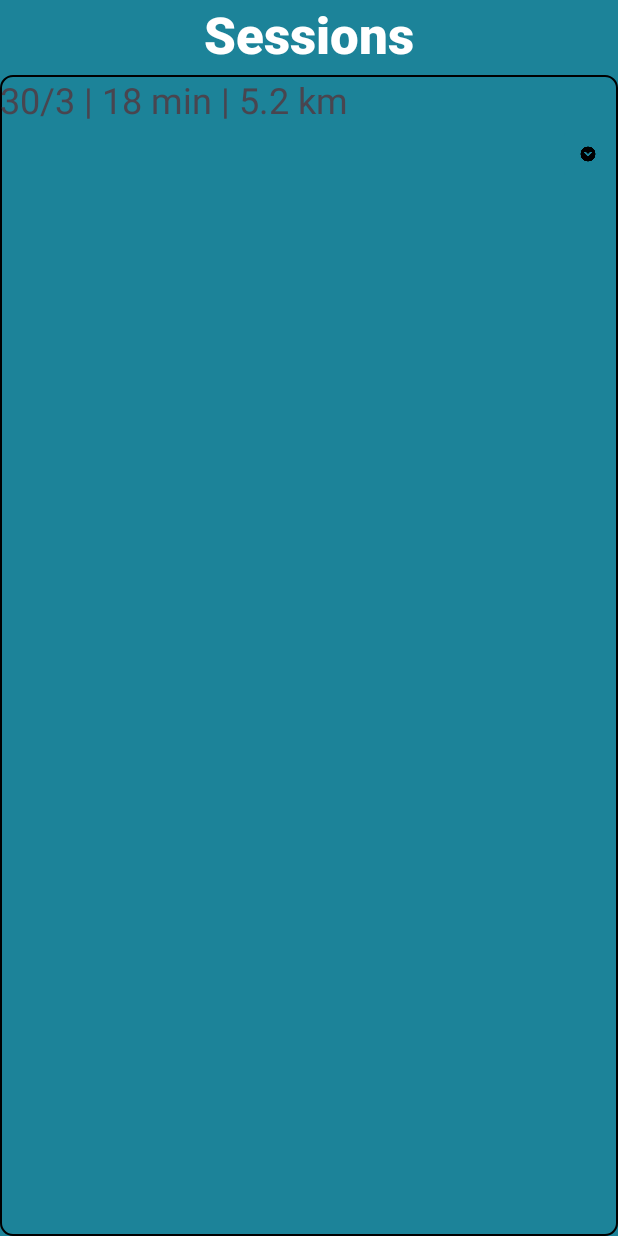
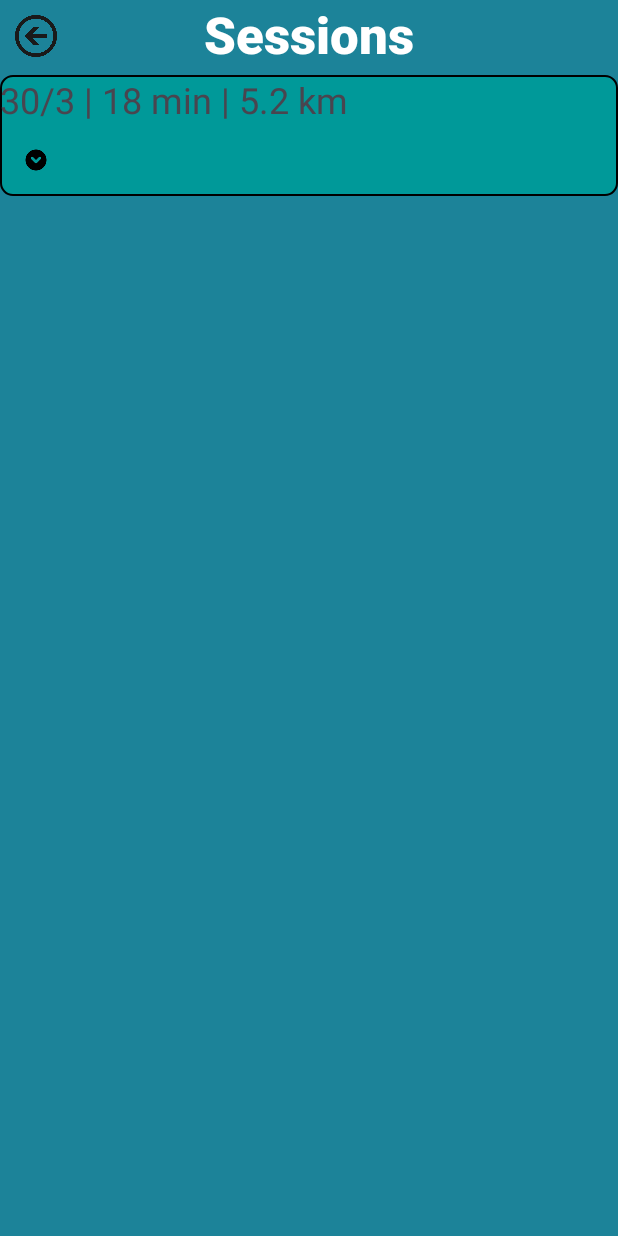
Before and after one commit to Emrik123/PaceKeeper, an Android app: the screen it shows after launch (MainActivity), after a tap on an icon or button, on a phone screen of 412 x 824 dp. Run offline under Robolectric (Android 15) with nearby library versions, the phone set to English and light mode, and no system bars.

Commit message:
Element constraints
Fixed more element constraints in all fragments. Added features to the session frame. Added a return button to the session frame so that you can return to the mainframe. Added the button functionality.

```diff
--- a/app/src/main/AndroidManifest.xml
+++ b/app/src/main/AndroidManifest.xml
@@ -2,6 +2,7 @@
 <manifest xmlns:android="http://schemas.android.com/apk/res/android"
           xmlns:tools="http://schemas.android.com/tools">
 
+    <uses-permission android:name="android.permission.ACCESS_COARSE_LOCATION"/>
     <uses-permission android:name="android.permission.ACCESS_FINE_LOCATION"/>
     <uses-permission android:name="android.permission.VIBRATE"/>
     <application
@@ -16,7 +17,9 @@
             tools:targetApi="31">
         <activity
                 android:name=".MainActivity"
-                android:exported="true">
+                android:exported="true"
+            android:enableOnBackInvokedCallback="true"
+           >
             <intent-filter>
                 <action android:name="android.intent.action.MAIN"/>
 
--- a/app/src/main/java/com/example/pacekeeper/MainActivity.java
+++ b/app/src/main/java/com/example/pacekeeper/MainActivity.java
@@ -41,12 +41,6 @@ public class MainActivity extends AppCompatActivity {
         numberPicker.setMinValue(1);
         numberPicker.setMaxValue(40);
 
-        sessions.setOnClickListener(new View.OnClickListener() {
-            @Override
-            public void onClick(View v) {
-                displaySessionsView("test", "test");
-            }
-        });
         confirm.setOnClickListener(new View.OnClickListener() {
             @Override
             public void onClick(View view) {
@@ -59,7 +53,43 @@ public class MainActivity extends AppCompatActivity {
                 }
             }
         });
+
+
+
+
+
+
+
+
+
+
+
+
+
+
+
+
+        sessions.setOnClickListener(new View.OnClickListener() {
+            @Override
+            public void onClick(View v) {
+                displaySessionsView("test", "test");
+            }
+        });
     }
+
+
+
+
+
+
+
+
+
+
+
+
+
+
 
 
     private void displaySessionsView(String arg1, String arg2){
--- a/app/src/main/java/com/example/pacekeeper/SessionFragment.java
+++ b/app/src/main/java/com/example/pacekeeper/SessionFragment.java
@@ -9,6 +9,7 @@ import android.view.View;
 import android.view.ViewGroup;
 import android.widget.Button;
 import android.widget.ImageButton;
+import android.widget.ImageView;
 import android.widget.LinearLayout;
 import android.widget.TextView;
 
@@ -67,19 +68,39 @@ public class SessionFragment extends Fragment {
 
         View rootView = inflater.inflate(R.layout.fragment_session, container, false);
 
+        ImageButton returnButton = rootView.findViewById(R.id.return_button);
         ImageButton expandButton =rootView.findViewById(R.id.expand_button);
-        TextView expandableContent = rootView.findViewById(R.id.detail_text_view);
-
+        TextView allKmInSession = rootView.findViewById(R.id.detail_text_view_km);
+        TextView routeText = rootView.findViewById(R.id.detail_text_view_route);
+        ImageView routeAsImage = rootView.findViewById(R.id.route_image);
+        TextView sessionCommentTitle = rootView.findViewById(R.id.detail_text_view_session_comment_title);
+        TextView sessionComment = rootView.findViewById(R.id.detail_text_view_session_comment_text);
         expandButton.setOnClickListener(new View.OnClickListener() {
             @Override
             public void onClick(View v) {
-                if (expandableContent.getVisibility() == View.VISIBLE) {
-                    expandableContent.setVisibility(View.GONE);
+                if (allKmInSession.getVisibility() == View.VISIBLE) {
+                    allKmInSession.setVisibility(View.GONE);
+                    routeText.setVisibility(View.GONE);
+                    routeAsImage.setVisibility(View.GONE);
+                    sessionCommentTitle.setVisibility(View.GONE);
+                    sessionComment.setVisibility(View.GONE);
                 } else {
-                    expandableContent.setVisibility(View.VISIBLE);
+                    allKmInSession.setVisibility(View.VISIBLE);
+                    routeText.setVisibility(View.VISIBLE);
+                    routeAsImage.setVisibility(View.VISIBLE);
+                    sessionCommentTitle.setVisibility(View.VISIBLE);
+                    sessionComment.setVisibility(View.VISIBLE);
                 }
             }
         });
+
+        returnButton.setOnClickListener(new View.OnClickListener() {
+            @Override
+            public void onClick(View v) {
+                requireActivity().onBackPressed();
+            }
+        });
+
         return rootView;
     }
 }
--- a/app/src/main/res/drawable/border.xml
+++ b/app/src/main/res/drawable/border.xml
@@ -1,5 +1,6 @@
 <?xml version="1.0" encoding="utf-8"?>
 <shape xmlns:android="http://schemas.android.com/apk/res/android" android:shape="rectangle">
-    <stroke android:width="1dp" android:color="#000000" /> <!-- Border width and color -->
-    <corners android:radius="8dp" /> <!-- Rounded corners, adjust radius as needed -->
+    <solid android:color="#009999"/>
+    <stroke android:width="1dp" android:color="#000000" />
+    <corners android:radius="8dp" />
 </shape>
--- a/app/src/main/res/layout/activity_main.xml
+++ b/app/src/main/res/layout/activity_main.xml
@@ -10,31 +10,43 @@
     tools:context=".MainActivity"
     tools:visibility="visible">
 
+<!--For the start button-->
+    <androidx.constraintlayout.widget.Guideline
+        android:id="@+id/guideline_vertical_icon"
+        android:layout_width="wrap_content"
+        android:layout_height="wrap_content"
+        android:orientation="horizontal"
+        app:layout_constraintGuide_percent="0.70" />
+
     <Button
         android:id="@+id/confirmButton"
         style="@style/Widget.Material3.Button.Icon"
         android:layout_width="113dp"
         android:layout_height="121dp"
-        android:layout_marginStart="160dp"
-        android:layout_marginEnd="160dp"
-        android:layout_marginBottom="208dp"
         android:backgroundTint="#F44336"
         android:text="@string/confirm"
         android:visibility="visible"
-        app:layout_constraintBottom_toBottomOf="parent"
+        app:layout_constraintStart_toStartOf="parent"
         app:layout_constraintEnd_toEndOf="parent"
-        app:layout_constraintHorizontal_bias="0.523"
+        app:layout_constraintBottom_toBottomOf="@+id/guideline_vertical_icon"
+        tools:visibility="visible" />
+
+    <LinearLayout
+        android:layout_width="wrap_content"
+        android:layout_height="wrap_content"
         app:layout_constraintStart_toStartOf="parent"
-        tools:visibility="visible" />
+        app:layout_constraintEnd_toEndOf="parent"
+        app:layout_constraintTop_toTopOf="parent"
+        app:layout_constraintBottom_toTopOf="@id/confirmButton"
+
+        >
 
         <NumberPicker
             android:id="@+id/leftNPicker"
             android:layout_width="107dp"
             android:layout_height="211dp"
-        android:layout_marginStart="76dp"
             android:visibility="visible"
-        app:layout_constraintBottom_toTopOf="@id/confirmButton"
-        app:layout_constraintStart_toStartOf="parent"
+            android:layout_marginEnd="5dp"
             tools:layout_editor_absoluteY="102dp"
             tools:visibility="visible" />
 
@@ -42,11 +54,14 @@
             android:id="@+id/RightNPicker"
             android:layout_width="102dp"
             android:layout_height="211dp"
-        android:layout_marginStart="220dp"
+            android:layout_marginStart="5dp"
             android:visibility="visible"
-        app:layout_constraintBottom_toTopOf="@id/confirmButton"
-        app:layout_constraintStart_toStartOf="parent"
             tools:visibility="visible" />
+
+
+    </LinearLayout>
+
+
 
 
     <ImageButton
--- a/app/src/main/res/layout/fragment_session.xml
+++ b/app/src/main/res/layout/fragment_session.xml
@@ -1,12 +1,33 @@
-<androidx.constraintlayout.widget.ConstraintLayout
+<ScrollView
     xmlns:android="http://schemas.android.com/apk/res/android"
     xmlns:app="http://schemas.android.com/apk/res-auto"
     xmlns:tools="http://schemas.android.com/tools"
+    android:layout_width="match_parent"
+    android:layout_height="match_parent"
+    android:background="#1C8399">
+
+
+<androidx.constraintlayout.widget.ConstraintLayout
     android:id="@+id/fragment_session"
     android:layout_width="match_parent"
     android:layout_height="match_parent"
     android:background="#1C8399"
     tools:context=".MainActivity">
+
+
+    <ImageButton
+        android:id="@+id/return_button"
+        android:layout_width="48dp"
+        android:layout_height="48dp"
+        android:backgroundTint="#1C8399"
+        android:scaleType="centerCrop"
+        android:src="@drawable/backarrow"
+        app:layout_constraintStart_toStartOf="parent"
+        app:layout_constraintTop_toTopOf="parent"
+
+        />
+
+
 
     <TextView
         android:id="@+id/titleSession"
@@ -24,19 +45,19 @@
 
     <LinearLayout
         android:id="@+id/linearLayout"
-        android:layout_width="0dp"
-        android:layout_height="0dp"
+        android:layout_width="match_parent"
+        android:layout_height="wrap_content"
         android:orientation="vertical"
         app:layout_constraintBottom_toBottomOf="parent"
         app:layout_constraintEnd_toEndOf="parent"
         app:layout_constraintStart_toStartOf="@id/titleSession"
         app:layout_constraintTop_toBottomOf="@+id/titleSession"
         android:background="@drawable/border"
-        />
+        >
 
     <TextView
         android:id="@+id/summary_text_view1"
-        android:layout_width="0dp"
+        android:layout_width="wrap_content"
         android:layout_height="wrap_content"
         android:text="@string/sessionOverview"
         android:textSize="24sp"
@@ -47,9 +68,9 @@
 
     <ImageButton
         android:id="@+id/expand_button"
-        android:layout_width="40dp"
-        android:layout_height="40dp"
-        android:backgroundTint="#1C8399"
+        android:layout_width="48dp"
+        android:layout_height="48dp"
+        android:backgroundTint="#009999"
         android:scaleType="centerCrop"
         android:src="@drawable/expandlogopng"
         app:layout_constraintEnd_toEndOf="@id/linearLayout"
@@ -57,14 +78,77 @@
         app:layout_constraintStart_toStartOf="@id/linearLayout"
         app:layout_constraintTop_toBottomOf="@id/summary_text_view1" />
 
+        <TextView
+            android:id="@+id/detail_text_view_km"
+            android:layout_width="match_parent"
+            android:layout_height="wrap_content"
+            android:text="@string/each_km_in_session"
+            android:textSize="20sp"
+            android:visibility="gone"
+            android:layout_marginLeft="1dp"
+            android:layout_marginRight="1dp"
+            app:layout_constraintEnd_toEndOf="@id/linearLayout"
+            app:layout_constraintStart_toStartOf="@id/linearLayout"
+            app:layout_constraintTop_toBottomOf="@id/expand_button" />
+
     <TextView
-        android:id="@+id/detail_text_view"
-        android:layout_width="0dp"
+        android:id="@+id/detail_text_view_route"
+        android:layout_width="match_parent"
         android:layout_height="wrap_content"
-        android:text="@string/extendedSessionInfo"
-        android:textSize="20sp"
+        android:text="@string/route"
+        android:textSize="24sp"
         android:visibility="gone"
+        android:layout_marginLeft="1dp"
+        android:layout_marginRight="1dp"
+        android:background="#009999"
         app:layout_constraintEnd_toEndOf="@id/linearLayout"
         app:layout_constraintStart_toStartOf="@id/linearLayout"
-        app:layout_constraintTop_toBottomOf="@id/expand_button" />
+        app:layout_constraintTop_toBottomOf="@id/detail_text_view_km" />
+
+    <ImageView
+        android:id="@+id/route_image"
+        android:layout_width="200dp"
+        android:layout_height="200dp"
+        app:layout_constraintStart_toStartOf="@+id/linearLayout"
+        app:layout_constraintEnd_toEndOf="@+id/linearLayout"
+        app:layout_constraintTop_toBottomOf="@+id/detail_text_view_route"
+        android:visibility="gone"
+        android:src="@drawable/cat"
+        android:contentDescription="TODO" />
+        />
+
+    <TextView
+        android:id="@+id/detail_text_view_session_comment_title"
+        android:layout_width="match_parent"
+        android:layout_height="wrap_content"
+        android:text="@string/session_comment_title"
+        android:textSize="24sp"
+        android:background="#009999"
+        android:visibility="gone"
+        android:layout_marginLeft="1dp"
+        android:layout_marginRight="1dp"
+        app:layout_constraintEnd_toEndOf="@id/linearLayout"
+        app:layout_constraintStart_toStartOf="@id/linearLayout"
+        app:layout_constraintTop_toBottomOf="@id/route_image" />
+
+
+        <TextView
+            android:id="@+id/detail_text_view_session_comment_text"
+            android:layout_width="match_parent"
+            android:layout_height="wrap_content"
+            android:text="@string/session_comment"
+            android:textSize="24sp"
+            android:visibility="gone"
+            android:layout_marginLeft="1dp"
+            android:layout_marginRight="1dp"
+            android:layout_marginBottom="1dp"
+            app:layout_constraintEnd_toEndOf="@id/linearLayout"
+            app:layout_constraintStart_toStartOf="@id/linearLayout"
+            app:layout_constraintTop_toBottomOf="@id/route_image" />
+
+
+    </LinearLayout>
+
 </androidx.constraintlayout.widget.ConstraintLayout>
+
+</ScrollView>
--- a/app/src/main/res/values/strings.xml
+++ b/app/src/main/res/values/strings.xml
@@ -17,10 +17,14 @@
     <string name="distanceS">0.00 km</string>
     <string name="speed">Speed</string>
     <string name="sessionOverview">30/3 | 18 min | 5.2 km</string>
-    <string name="extendedSessionInfo"><![CDATA[
-    km1 | 5:35
-    km2 | 6:40
-    km3 | 5:45
+    <string name="each_km_in_session"><![CDATA[
+    km1 | 5:35 \n
+    km2 | 6:40 \n
+    km3 | 5:45 \n
+    ---------------------------
     ]]>
     </string>
+    <string name="route">Route \n -------------------------</string>
+    <string name="session_comment_title">Session Comment \n -------------------------</string>
+    <string name="session_comment">Ran around the park. Had only eaten a banana. </string>
 </resources>
```
Also changed, not shown: app/src/main/res/drawable/backarrow.png (added), app/src/main/res/drawable/cat.png (added). Lines whose indentation alone changed are shown as unchanged.
